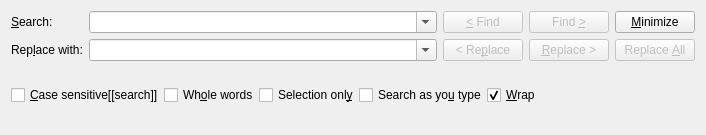
First picture: the form in src/frontends/qt/ui/SearchUi.ui, repository cburschka/lyx, before the edit.
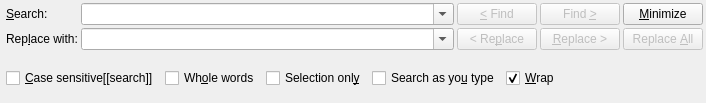
Second picture: the form after the edit.

Commit message:
Adjust spacing of Quick Find Dock
Fix for bug #12209.

(amended by Jürgen Spitzmüller)

```diff
--- a/src/frontends/qt/ui/SearchUi.ui
+++ b/src/frontends/qt/ui/SearchUi.ui
@@ -7,7 +7,7 @@
     <x>0</x>
     <y>0</y>
     <width>706</width>
-    <height>135</height>
+    <height>103</height>
    </rect>
   </property>
   <property name="sizePolicy">
@@ -23,8 +23,26 @@
    <bool>false</bool>
   </property>
   <layout class="QGridLayout" name="gridLayout_2">
+   <property name="leftMargin">
+    <number>6</number>
+   </property>
+   <property name="topMargin">
+    <number>3</number>
+   </property>
+   <property name="rightMargin">
+    <number>3</number>
+   </property>
+   <property name="bottomMargin">
+    <number>3</number>
+   </property>
+   <property name="spacing">
+    <number>0</number>
+   </property>
    <item row="0" column="0">
     <layout class="QGridLayout" name="gridLayout">
+     <property name="spacing">
+      <number>3</number>
+     </property>
      <item row="0" column="2">
       <widget class="QPushButton" name="findPrevPB">
        <property name="enabled">
@@ -198,6 +216,12 @@
       </property>
       <item>
        <layout class="QHBoxLayout" name="horizontalLayout_2">
+        <property name="spacing">
+         <number>6</number>
+        </property>
+        <property name="topMargin">
+         <number>6</number>
+        </property>
         <item>
          <widget class="QCheckBox" name="caseCB">
           <property name="toolTip">
```
